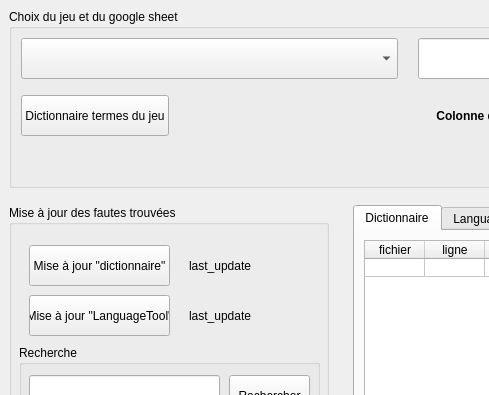
Silous888/RawTextCheck, file qt_files/mainwindow.ui: the form before one commit; both pictures show x 0 to 489 and y 0 to 395 of the 1193 by 858 pixel window.
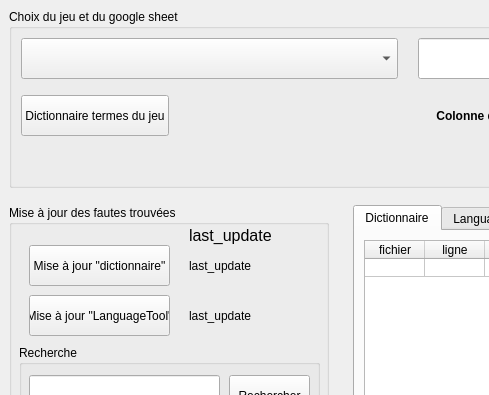
The form after the commit. Icons and pictures are not drawn.

```diff
--- a/qt_files/mainwindow.ui
+++ b/qt_files/mainwindow.ui
@@ -408,6 +408,24 @@
               </property>
              </widget>
             </widget>
+            <widget class="QLabel" name="label_updateFolder">
+             <property name="geometry">
+              <rect>
+               <x>180</x>
+               <y>10</y>
+               <width>121</width>
+               <height>41</height>
+              </rect>
+             </property>
+             <property name="font">
+              <font>
+               <pointsize>12</pointsize>
+              </font>
+             </property>
+             <property name="text">
+              <string>last_update</string>
+             </property>
+            </widget>
            </widget>
           </item>
           <item>
```
